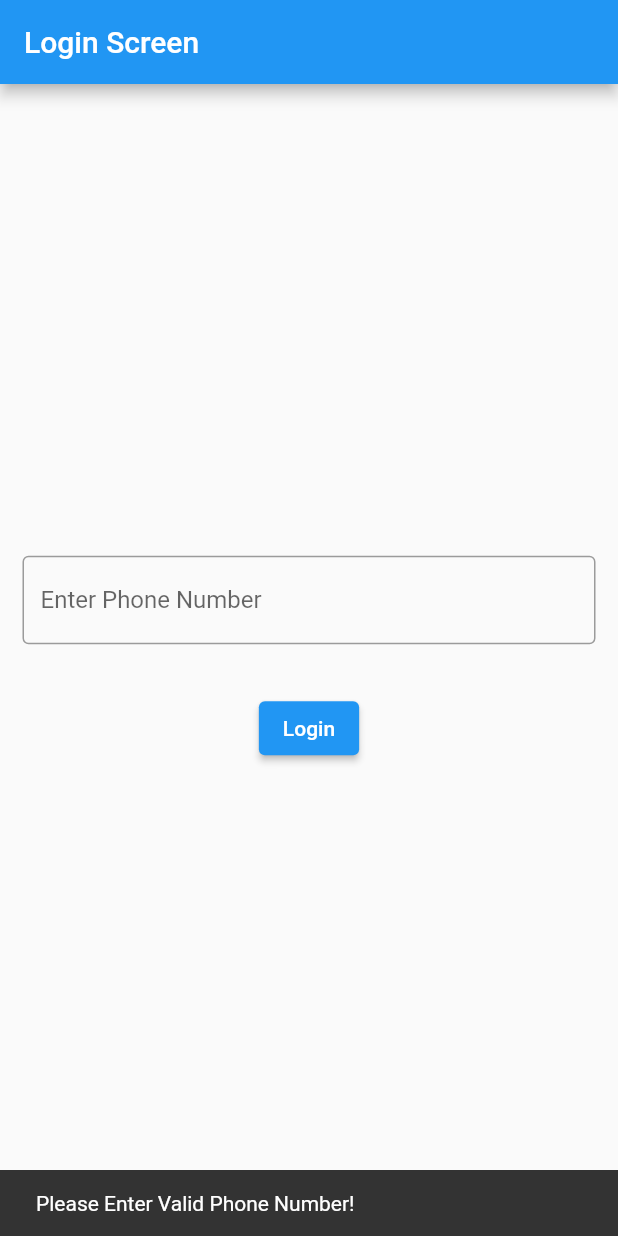
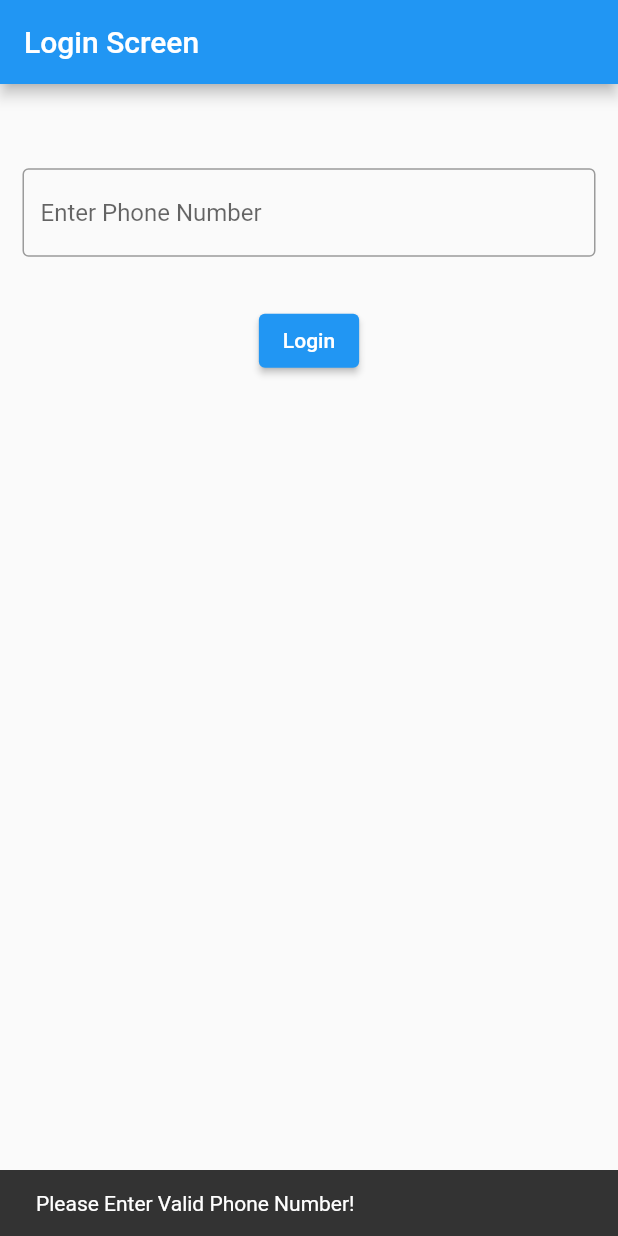
Before and after one commit to rifathossain82/Firebase_Auth_App_Demo, a Flutter app: the screen it shows after launch, after a tap on "Login", on a phone screen of 412 x 824 dp. Run offline on Flutter 3.47's test engine with Material 2 defaults, Android fonts, the phone set to English and light mode, and no system bars; our stand-ins replace firebase_auth, firebase_core, flutter_local_notifications, rxdart; accounts and stored records are empty.

Commit message:
initial commit

```diff
--- a/lib/src/auth/firebase_authentication.dart
+++ b/lib/src/auth/firebase_authentication.dart
@@ -28,7 +28,6 @@ class FirebaseAuthentication {
     }
   }
 
-
   verifyOTP(String otp) async{
     try{
       PhoneAuthCredential credential = PhoneAuthProvider.credential(
--- a/lib/src/view/screens/home_screen.dart
+++ b/lib/src/view/screens/home_screen.dart
@@ -32,9 +32,4 @@ class HomeScreen extends StatelessWidget {
           Navigator.pushReplacement(context, MaterialPageRoute(builder: (context)=> const LoginScreen())));
     }
   }
-
-
-  /// here is today
-/// I will try to update more functionality if possible inshallah
-/// thank you..............
 }
--- a/lib/src/view/screens/login_screen.dart
+++ b/lib/src/view/screens/login_screen.dart
@@ -22,15 +22,17 @@ class _LoginScreenState extends State<LoginScreen> {
 
   @override
   Widget build(BuildContext context) {
+    final size = MediaQuery.of(context).size;
     return Scaffold(
       appBar: AppBar(
         title: const Text('Login Screen'),
       ),
       body: Padding(
         padding: const EdgeInsets.all(15.0),
+        child: SingleChildScrollView(
           child: Column(
-          mainAxisAlignment: MainAxisAlignment.center,
             children: [
+              SizedBox(height: size.height * 0.05,),
               KTextField(
                 controller: phoneController,
                 hintText: 'Enter Phone Number',
@@ -45,7 +47,17 @@ class _LoginScreenState extends State<LoginScreen> {
               ),
               const SizedBox(height: 16,),
               KButton(
-              onPressed: ()async{
+                onPressed: loginOrVerify,
+                title: codeVisibility? 'Verify' : 'Login',
+              )
+            ],
+          ),
+        ),
+      ),
+    );
+  }
+
+  void loginOrVerify()async{
     try{
       if(codeVisibility){
         if(codeController.text.isEmpty){
@@ -53,7 +65,7 @@ class _LoginScreenState extends State<LoginScreen> {
         }else{
           await firebaseAuthentication.verifyOTP(codeController.text);
           if(mounted){
-                        Navigator.pushReplacement(context, MaterialPageRoute(builder: (context)=> HomeScreen()));
+            Navigator.pushReplacement(context, MaterialPageRoute(builder: (context)=> const HomeScreen()));
           }
         }
       }else{
@@ -69,12 +81,5 @@ class _LoginScreenState extends State<LoginScreen> {
     }catch(e){
       KSnackBar(context, 'Failed To Login');
     }
-              },
-              title: codeVisibility? 'Verify' : 'Login',
-            )
-          ],
-        ),
-      ),
-    );
   }
 }
```
Lines whose indentation alone changed are shown as unchanged.
